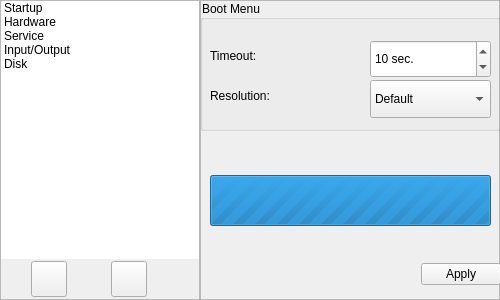
First picture: the form in Components/magickonfug.ui, repository zwpwjwtz/SuperPanda, before the edit.
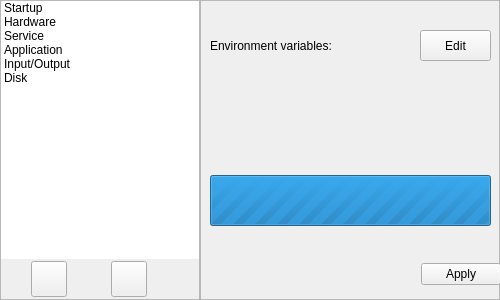
Second picture: the form after the edit. The open tabs and pages were chosen to show the change. Icons and pictures are not drawn.

Commit message: Add an environment variable editor. - Code ported from Qt Creator (commit: 8c8f166535256e96f719ea6b308f7c05798a4eee).

What changed in the file:
```diff
--- a/Components/magickonfug.ui
+++ b/Components/magickonfug.ui
@@ -92,6 +92,11 @@
            <string>Service</string>
           </property>
          </item>
+         <item>
+          <property name="text">
+           <string>Application</string>
+          </property>
+         </item>
          <item>
           <property name="text">
            <string>Input/Output</string>
@@ -438,6 +443,37 @@
          </property>
         </widget>
        </widget>
+       <widget class="QWidget" name="pageApplication">
+        <widget class="QLabel" name="label_13">
+         <property name="geometry">
+          <rect>
+           <x>10</x>
+           <y>20</y>
+           <width>211</width>
+           <height>51</height>
+          </rect>
+         </property>
+         <property name="text">
+          <string>Environment variables:</string>
+         </property>
+         <property name="wordWrap">
+          <bool>true</bool>
+         </property>
+        </widget>
+        <widget class="QPushButton" name="buttonEnvEdit">
+         <property name="geometry">
+          <rect>
+           <x>220</x>
+           <y>30</y>
+           <width>71</width>
+           <height>31</height>
+          </rect>
+         </property>
+         <property name="text">
+          <string>Edit</string>
+         </property>
+        </widget>
+       </widget>
        <widget class="QWidget" name="pageIO">
         <widget class="QGroupBox" name="groupBox_2">
          <property name="geometry">
```
The commit also changes 25 other files.
